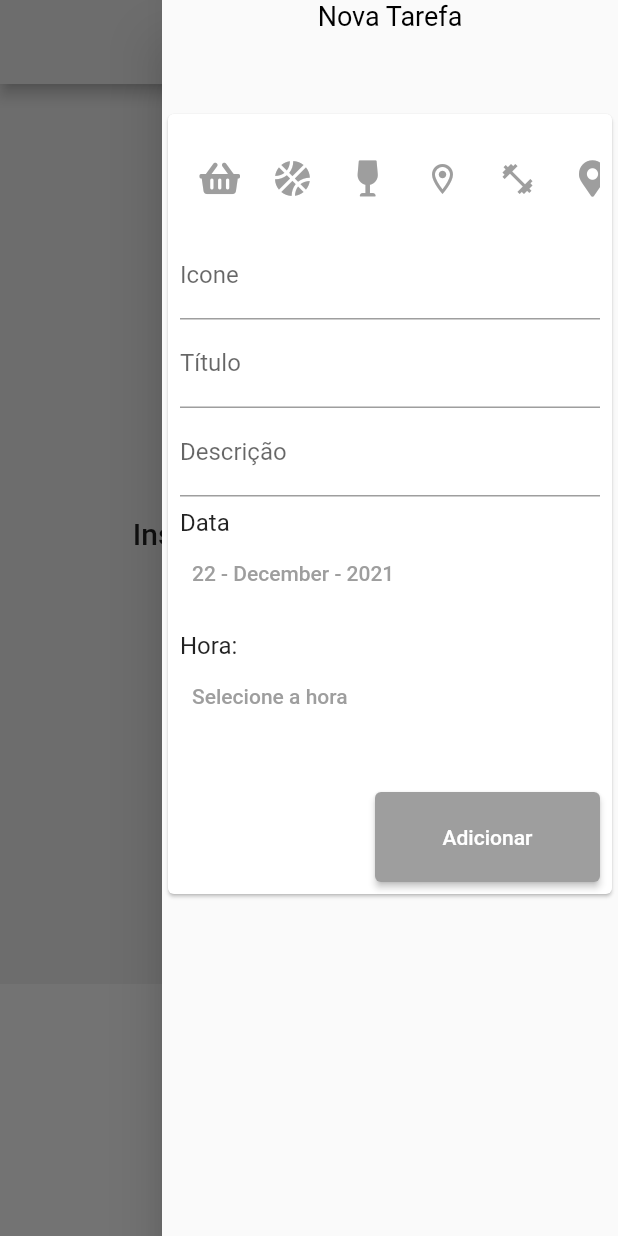
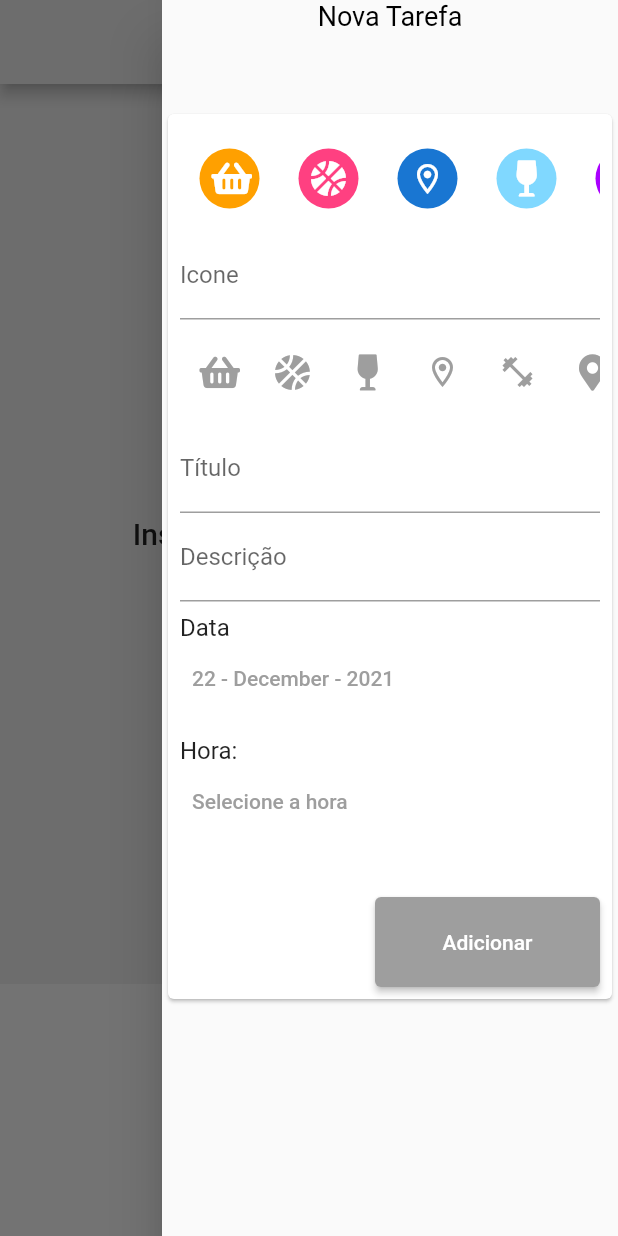
Before and after one commit to heloeng/Diario_De_Tarefas, a Flutter app: the screen it shows after launch, with the side drawer open, on a phone screen of 412 x 824 dp. Run offline on Flutter 3.47's test engine with Material 2 defaults, Android fonts, the phone set to English and light mode, and no system bars; our stand-ins replace font_awesome_flutter.

```diff
--- a/lib/src/ui/components/transaction_form_component.dart
+++ b/lib/src/ui/components/transaction_form_component.dart
@@ -2,6 +2,7 @@
 
 import 'package:flutter/material.dart';
 import 'package:font_awesome_flutter/font_awesome_flutter.dart';
+import 'package:teste/src/ui/widgets/avatar_list_widget.dart';
 import 'package:teste/src/ui/widgets/icons_list_widget.dart';
 import 'package:intl/intl.dart';
 
@@ -77,7 +78,10 @@ class _TransactionFormComponent extends State<TransactionFormComponent> {
         padding: const EdgeInsets.all(8.0),
         child: Column(
           children: [
-            listaIcones(),
+
+            // Helo inseri essa linha  AvatarListWidget(), de baixo ok para puxar os avatar com os icons
+            AvatarListWidget(),
+
             TextField(
               controller: _iconeController,
               onSubmitted: (_) => _submitForm(),
@@ -85,6 +89,7 @@ class _TransactionFormComponent extends State<TransactionFormComponent> {
                 labelText: 'Icone',
               ),
             ),
+            listaIcones(),
             TextField(
               controller: _titleController,
               decoration: const InputDecoration(
```
